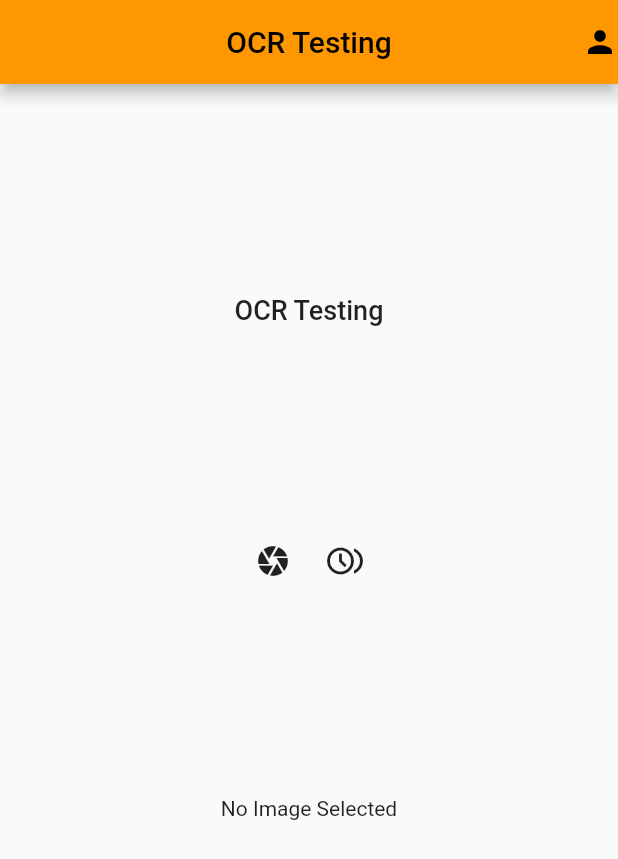
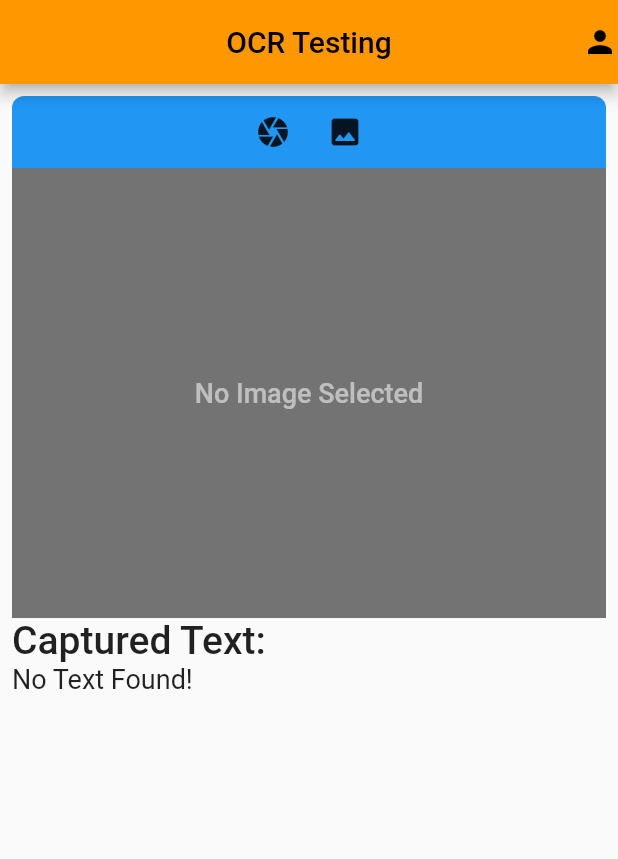
Before and after one commit to BijaySimkhada/OCR_flutter, a Flutter app: the screen it shows after launch, on a phone screen of 412 x 824 dp. Shown: the top 859 px of the screen. Run offline on Flutter 3.47's test engine with Material 2 defaults, Android fonts, the phone set to English and light mode, and no system bars; our stand-ins replace image_picker; missing offline and left inert: google_ml_kit.

Commit message:
[UI fixes]: Changed UI along with text interpretation

```diff
--- a/lib/OCR/getText.dart
+++ b/lib/OCR/getText.dart
@@ -9,14 +9,10 @@ Future<List<RecognizedText>> getText(String imagePath) async {
   List<RecognizedText> recognizedList = [];
 
   for (TextBlock block in recognizedText.blocks) {
-  // for (var temp in block.lines) {
-  //   print(temp.text);
-  // }
-    print(block.text != null? block.text.toString():'');
+    // print(block.text != null? block.text.toString():'');
     recognizedList.add(RecognizedText(
         text: block.text as String,
         blocks:[]));
-        // blocks: block.lines.toLowerCase() as List<TextBlock>));
   }
 
   return recognizedList;
--- a/lib/OCR/ocr_screen.dart
+++ b/lib/OCR/ocr_screen.dart
@@ -1,5 +1,4 @@
 import 'dart:io';
-
 import 'package:flutter/material.dart';
 import 'package:google_ml_kit/google_ml_kit.dart';
 import 'package:test_ocr/Model/Image.model.dart';
@@ -17,8 +16,12 @@ class _OCRScreenState extends State<OCRScreen> {
   MediaService media = MediaService();
   String _path = '';
   List<String> block_text = [];
+  String _text = '';
 
   _getImageFromGallery() async {
+    setState(() {
+      _text = '';
+    });
     img = await media.pickImageFromGallery();
     setState(() {
       _path = img?.imagePath as String;
@@ -27,11 +30,16 @@ class _OCRScreenState extends State<OCRScreen> {
     setState(() {
       for (var t in text) {
         block_text.add(t.text.toString());
+        _text = _text + t.text.toString();
       }
+      // _text = block_text.toString();
     });
   }
 
   _getImageFromCamera() async {
+    setState(() {
+      _text = '';
+    });
     img = await media.pickImageFromCamera();
     setState(() {
       _path = img?.imagePath as String;
@@ -40,8 +48,9 @@ class _OCRScreenState extends State<OCRScreen> {
     setState(() {
       for (var t in text) {
         block_text.add(t.text.toString());
-        print(t.text);
+        _text = _text + t.text.toString();
       }
+      // _text = block_text.toString();
     });
   }
 
@@ -57,14 +66,20 @@ class _OCRScreenState extends State<OCRScreen> {
         height: MediaQuery.of(context).size.height - 60,
         width: double.infinity,
         padding: const EdgeInsets.all(8),
+        child: SingleChildScrollView(
+          scrollDirection: Axis.vertical,
           child: Column(
-          mainAxisAlignment: MainAxisAlignment.spaceEvenly,
+            crossAxisAlignment: CrossAxisAlignment.start,
+            // mainAxisAlignment: MainAxisAlignment.spaceEvenly,
             children: [
-            const Text(
-              'OCR Testing',
-              style: TextStyle(fontSize: 18, fontWeight: FontWeight.w500),
-            ),
-            Row(
+              Container(
+                width: double.infinity,
+                decoration: const BoxDecoration(
+                    color: Colors.blue,
+                    borderRadius: BorderRadius.only(
+                        topRight: Radius.circular(8.0),
+                        topLeft: Radius.circular(8.0))),
+                child: Row(
                   mainAxisAlignment: MainAxisAlignment.center,
                   children: [
                     IconButton(
@@ -72,22 +87,42 @@ class _OCRScreenState extends State<OCRScreen> {
                         icon: const Icon(Icons.camera)),
                     IconButton(
                       onPressed: _getImageFromGallery,
-                  icon: const Icon(Icons.browse_gallery_outlined),
+                      icon: const Icon(Icons.image_rounded),
                     )
                   ],
                 ),
-            _path != ''
+              ),
+              Container(
+                width: double.infinity,
+                height: 300,
+                color: Colors.black54,
+                child: _path != ''
                     ? Image.file(
                         File(_path),
                         height: 200,
                         width: 300,
                       )
-                : const Text('No Image Selected'),
-            Wrap(
-              children: List<Text>.generate(
-                  block_text.length, (index) => Text(block_text[index])),
+                    : const Center(child:Text('No Image Selected',style: TextStyle(
+                  fontSize: 18,
+                  fontWeight: FontWeight.w500,
+                  color: Colors.white54
+                ),),)
               ),
+              const Text('Captured Text:', style: TextStyle(
+                fontSize: 26, fontWeight: FontWeight.w500,
+              ),),
+              // Wrap(
+              //   children: List<Text>.generate(
+              //       block_text.length, (index) => Text(block_text[index])),
+              // ),
+              // Text(_text),
+              _text != '' ? SelectableText(_text, style: const TextStyle(
+                fontSize: 18
+              ),) : const Text('No Text Found!', style: TextStyle(
+                fontSize: 18
+              ),),
             ],
+          ),
         ),
       ),
     );
```
Also changed, not shown: pubspec.lock. Lines whose indentation alone changed are shown as unchanged.
